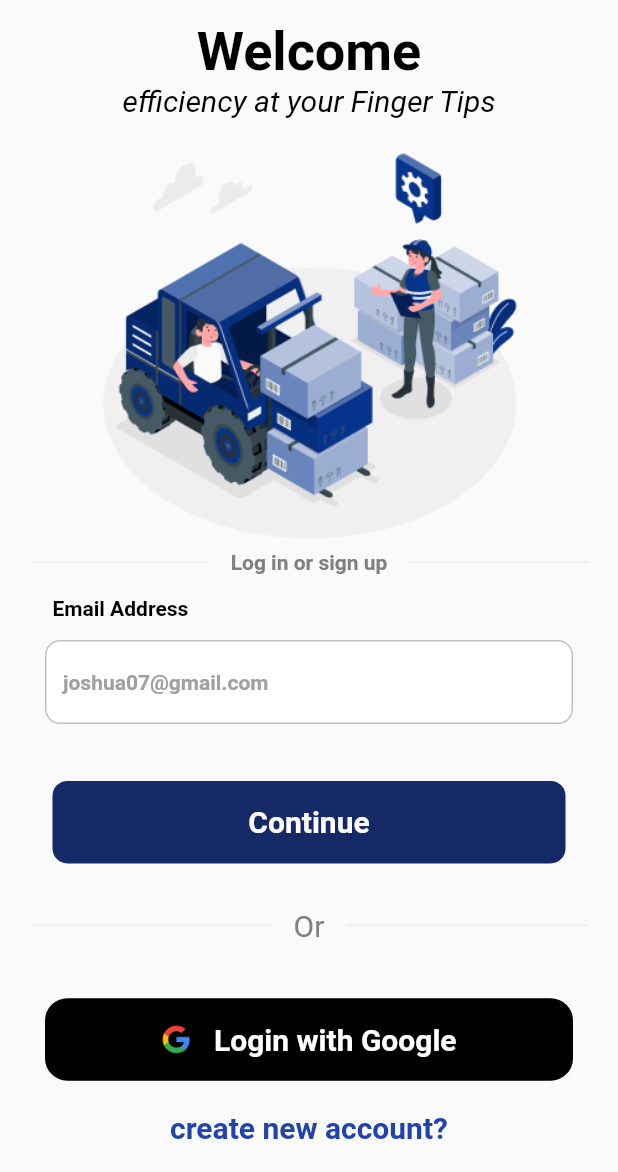
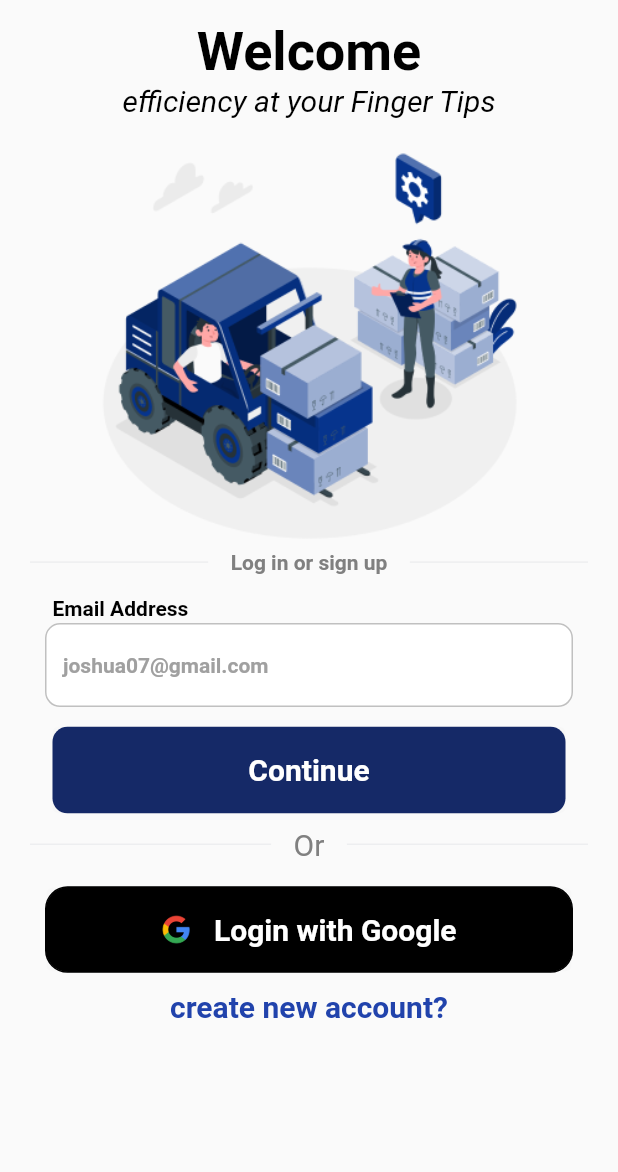
Before and after one commit to aman-netizen-ux/Test-repo, a Flutter app: the screen it shows after launch, on a phone screen of 412 x 824 dp, the part 64-1236 px from its top. Run offline on Flutter 3.47's test engine with Material 2 defaults, Android fonts, the phone set to English and light mode, and no system bars; our stand-ins replace firebase_auth, flutter_screenutil, get, google_sign_in, shared_preferences; accounts and stored records are empty; Roboto replaces fonts that are missing (Monsterrat, Montserrat, Poppins).

Commit message:
Responsiveness of LoginScreen.dart

```diff
--- a/lib/LoginScreen.dart
+++ b/lib/LoginScreen.dart
@@ -159,8 +159,8 @@ class _LoginScreenUsingMailState extends State<LoginScreenUsingMail> {
                                   color: black),
                             ),
                           ),
-                          const SizedBox(
-                            height: 13,
+                          SizedBox(
+                            height: MediaQuery.of(context).size.height * 0.002,
                           ),
                           TextFormField(
                             controller: emailController,
@@ -204,10 +204,10 @@ class _LoginScreenUsingMailState extends State<LoginScreenUsingMail> {
                       padding: EdgeInsets.only(
                         left: space_7,
                         right: space_7,
-                        top: MediaQuery.of(context).size.height * 0.046,
+                        top: MediaQuery.of(context).size.height * 0.016,
                       ),
                       child: Container(
-                        height: space_11,
+                        height: MediaQuery.of(context).size.height * 0.070,
                         width: MediaQuery.of(context).size.width,
                         decoration: BoxDecoration(
                           color: Color.fromARGB(255, 21, 41, 104),
@@ -251,7 +251,7 @@ class _LoginScreenUsingMailState extends State<LoginScreenUsingMail> {
                         right: space_4,
                       ),
                       width: MediaQuery.of(context).size.width,
-                      height: MediaQuery.of(context).size.height * 0.10,
+                      height: MediaQuery.of(context).size.height * 0.05,
                       child: Row(
                         children: [
                           Expanded(
@@ -318,7 +318,8 @@ class _LoginScreenUsingMailState extends State<LoginScreenUsingMail> {
                         },
                       ),
                     ),
-                    const SizedBox(height: 10),
+                    SizedBox(
+                        height: MediaQuery.of(context).size.height * 0.001),
                     const Center(
                       child: Text('create new account?',
                           style: TextStyle(
--- a/lib/signUpWithGoogleButton.dart
+++ b/lib/signUpWithGoogleButton.dart
@@ -15,7 +15,7 @@ class SignUpWithGoogleButton extends StatelessWidget {
   @override
   Widget build(BuildContext context) {
     return Container(
-        height: space_11,
+        height: MediaQuery.of(context).size.height * 0.070,
         decoration: BoxDecoration(
           color: black,
           borderRadius: BorderRadius.circular(radius_3),
```
